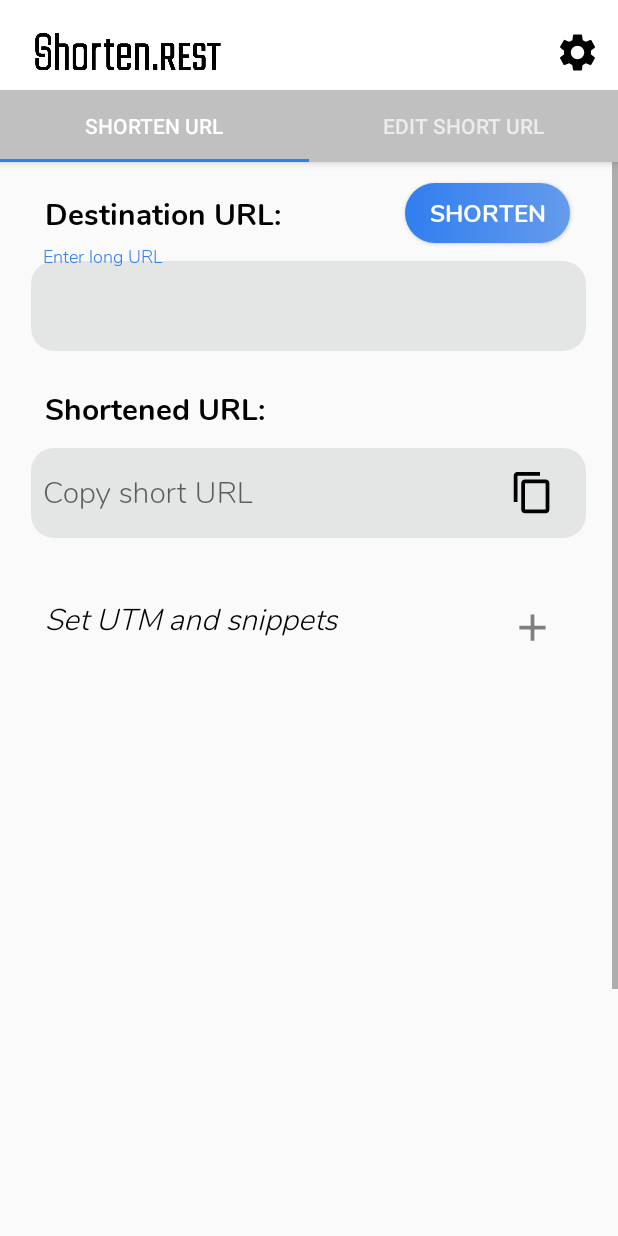
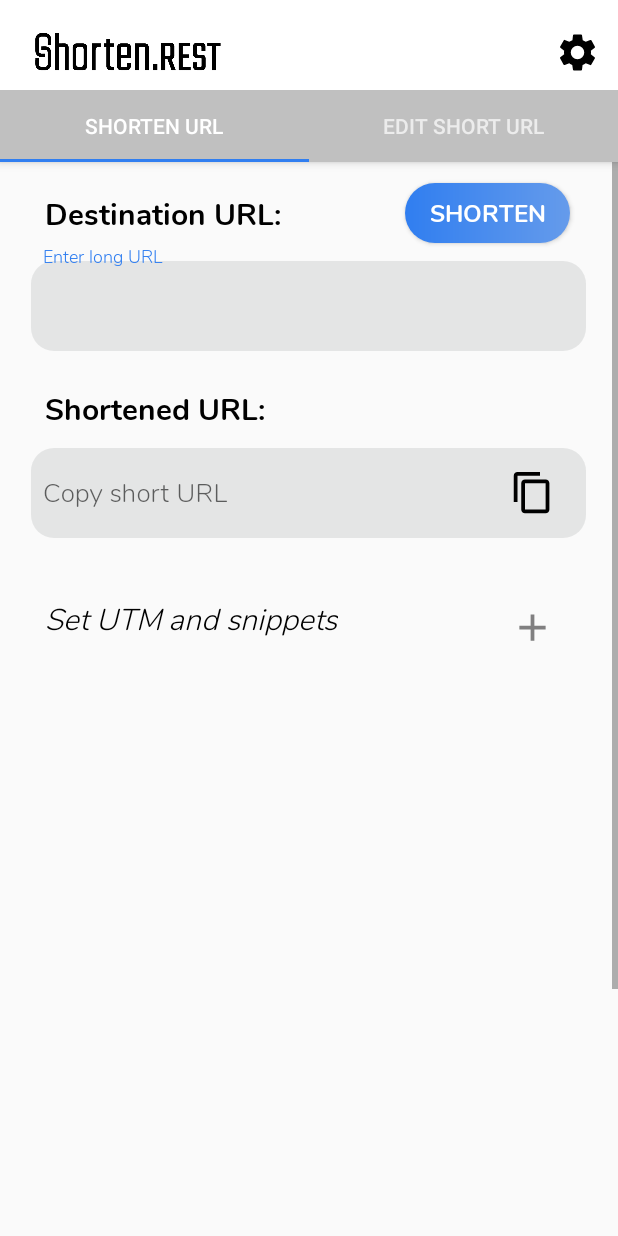
Before and after one commit to linaalkhodair/shorten.rest, an Android app: the CreateAliasFrag screen opened directly, with no data from a screen before it, on a phone screen of 412 x 824 dp. Run offline under Robolectric (Android 15) with nearby library versions, the phone set to English and light mode, and no system bars.

Commit message:
final fixes

```diff
--- a/app/src/main/java/com/example/shortenrest/CreateAliasFrag.java
+++ b/app/src/main/java/com/example/shortenrest/CreateAliasFrag.java
@@ -5,6 +5,7 @@ import android.app.Dialog;
 import android.content.ClipData;
 import android.content.ClipboardManager;
 import android.content.Context;
+import android.content.SharedPreferences;
 import android.graphics.Color;
 import android.graphics.drawable.ColorDrawable;
 import android.os.Build;
@@ -29,7 +30,6 @@ import android.widget.ArrayAdapter;
 import android.widget.Button;
 import android.widget.EditText;
 import android.widget.ImageView;
-import android.widget.LinearLayout;
 import android.widget.RelativeLayout;
 import android.widget.Spinner;
 import android.widget.TextView;
@@ -47,39 +47,39 @@ import okhttp3.Request;
 import okhttp3.RequestBody;
 import okhttp3.Response;
 
+import static android.content.Context.MODE_PRIVATE;
 
 
 public class CreateAliasFrag extends Fragment implements AdapterView.OnItemSelectedListener {
 
-    EditText longURL;
-    EditText shortURL;
-    Button shortenBtn;
-    ImageView copyIcon;
-    Spinner spinner;
-    String snippetID;
+    private EditText longURL;
+    private EditText shortURL;
+    private Button shortenBtn;
+    private ImageView copyIcon;
+    private Spinner spinner;
+    private String snippetID;
 
-    Button okBtn;
-    TextView dialogMsg, addUtm;
+    private Button okBtn;
+    private TextView dialogMsg, addUtm;
 
-    ImageView addSnippet, addIcon, removeIcon;
+    private ImageView addSnippet, addIcon, removeIcon;
 
-    RelativeLayout relativeLayout;
+    private RelativeLayout relativeLayout;
 
-    boolean isSnippet;
-    boolean isUtm;
+    private boolean isSnippet;
+    private boolean isUtm;
 
     private Context mContext;
-    private Credentials credentials;
 
-    SnippetList snippetList;
+    private SnippetList snippetList;
 
-    ArrayList<ItemCard> arrayList;
+    private ArrayList<ItemCard> arrayList;
     private RecyclerView recyclerView;
     private RecyclerView.Adapter adapter;
     private RecyclerView.LayoutManager layoutManager;
 
     //Snippet recycler:
-    ArrayList<SnippetCard> snippetArrayList;
+    private ArrayList<SnippetCard> snippetArrayList;
     private RecyclerView snippetRecyclerView;
     private RecyclerView.Adapter snippetAdapter;
     private RecyclerView.LayoutManager snippetLayoutManager;
@@ -116,8 +116,6 @@ public class CreateAliasFrag extends Fragment implements AdapterView.OnItemSelec
             StrictMode.ThreadPolicy policy = new StrictMode.ThreadPolicy.Builder().permitAll().build();
             StrictMode.setThreadPolicy(policy);
         } //network request purposes
-
-        credentials = new Credentials();
 
         longURL = view.findViewById(R.id.longURL);
         shortURL = view.findViewById(R.id.shortURL);
@@ -169,7 +167,6 @@ public class CreateAliasFrag extends Fragment implements AdapterView.OnItemSelec
             if (isValid()) {
 
                 createAlias();
-                Toast.makeText(mContext, "Short URL has been created successfully", Toast.LENGTH_SHORT).show();
 
                 }
 
@@ -325,7 +322,16 @@ public class CreateAliasFrag extends Fragment implements AdapterView.OnItemSelec
     //if snippets have been added, it will check to add them to the destinations in the request
     private void createAlias() {
 
-        String apiKey = credentials.getAPI_KEY();
+        SharedPreferences prefs = mContext.getSharedPreferences("Credentials", MODE_PRIVATE);
+        String api = prefs.getString("apiKey", "NA");
+
+        String domain = prefs.getString("domain", "short.fyi");
+        Log.d("HERE----", "dom/"+domain);
+        String url = "https://api.shorten.rest/aliases?domainName="+domain+"?aliasName=/@rnd";
+        if (domain.equals("short.fyi")){
+            url = "https://api.shorten.rest/aliases?aliasName=/@rnd";
+        }
+
         String destinationUrl = longURL.getText().toString();
         String utmUrl = getUTMs();
         MediaType mediaType = MediaType.parse("application/json");
@@ -348,9 +354,9 @@ public class CreateAliasFrag extends Fragment implements AdapterView.OnItemSelec
 
         OkHttpClient client = new OkHttpClient().newBuilder().build();
         Request request = new Request.Builder()
-                .url("https://api.shorten.rest/aliases?aliasName=/@rnd") //add domain.. etc
+                .url(url) //add domain.. etc
                 .method("POST", body)
-                .addHeader("x-api-key", apiKey) //later change take api from class
+                .addHeader("x-api-key", api) //later change take api from class ///
                 .addHeader("Content-Type", "application/json")
                 .build();
         try {
@@ -359,11 +365,18 @@ public class CreateAliasFrag extends Fragment implements AdapterView.OnItemSelec
 
             Log.d("json","json:"+json);
             Log.d("HERE!","response is :"+response);
+            JSONObject jsonObj = new JSONObject(json);
 
-            JSONObject jsonObj = new JSONObject(json);
-            String shortened = jsonObj.getString("shortUrl");
-            Log.d("shorturl","="+shortened);
-            shortURL.setText(shortened);
+            if (response.code() == 200) {
+
+                String shortened = jsonObj.getString("shortUrl");
+                Log.d("shorturl", "=" + shortened);
+                shortURL.setText(shortened);
+                Toast.makeText(mContext, "Short URL has been created successfully", Toast.LENGTH_SHORT).show();
+            } else {
+
+                createDialog(jsonObj.getString("errorMessage")+", please try again.");
+            }
 
         } catch (IOException e) {
             e.printStackTrace();
--- a/app/src/main/java/com/example/shortenrest/Credentials.java
+++ /dev/null
@@ -1,25 +0,0 @@
-package com.example.shortenrest;
-
-public class Credentials {
-
-    private String API_KEY = "e9896260-b45b-11ea-9ec4-b1aa9a0ed929";
-    private String domain = "short.fyi"; //default incase not specified
-
-
-    public String getAPI_KEY() {
-        return API_KEY;
-    }
-
-    public void setAPI_KEY(String API_KEY) {
-        this.API_KEY = API_KEY;
-    }
-
-    public String getDomain() {
-        return domain;
-    }
-
-    public void setDomain(String domain) {
-        this.domain = domain;
-    }
-
-}
--- a/app/src/main/java/com/example/shortenrest/EditAliasFrag.java
+++ b/app/src/main/java/com/example/shortenrest/EditAliasFrag.java
@@ -5,6 +5,7 @@ import android.app.Dialog;
 import android.content.ClipData;
 import android.content.ClipboardManager;
 import android.content.Context;
+import android.content.SharedPreferences;
 import android.graphics.Color;
 import android.graphics.drawable.ColorDrawable;
 import android.os.Bundle;
@@ -15,7 +16,6 @@ import androidx.fragment.app.Fragment;
 import androidx.recyclerview.widget.LinearLayoutManager;
 import androidx.recyclerview.widget.RecyclerView;
 
-import android.os.Parcelable;
 import android.text.SpannableString;
 import android.text.style.UnderlineSpan;
 import android.util.Log;
@@ -33,19 +33,14 @@ import android.widget.Spinner;
 import android.widget.TextView;
 import android.widget.Toast;
 
-import com.google.common.base.Strings;
-
 import org.json.JSONArray;
 import org.json.JSONException;
 import org.json.JSONObject;
 
 import java.io.IOException;
-import java.lang.reflect.Array;
-import java.net.URL;
 import java.util.ArrayList;
 import java.util.HashMap;
 import java.util.Map;
-import java.util.Objects;
 
 import okhttp3.MediaType;
 import okhttp3.OkHttpClient;
@@ -53,51 +48,50 @@ import okhttp3.Request;
 import okhttp3.RequestBody;
 import okhttp3.Response;
 
-
+import static android.content.Context.MODE_PRIVATE;
 
 
 public class EditAliasFrag extends Fragment {
 
-    EditText destURL;
-    EditText domainEdit;
-    EditText shortURL;
-    Button searchBtn;
-    Button saveBtn;
-    TextView domainTV, destTV, addUtm;
-    boolean isUtm;
-    int numOfUtm; //stores the number of originalUtms
-    ImageView copyIcon;
+    private EditText destURL;
+    private EditText domainEdit;
+    private EditText shortURL;
+    private Button searchBtn;
+    private Button saveBtn;
+    private TextView domainTV, destTV, addUtm;
+    private boolean isUtm;
+    private int numOfUtm; //stores the number of originalUtms
+    private ImageView copyIcon;
 
 
-    Spinner spinner;
-    String snippetID;
-    ImageView addSnippet;
-    boolean isSnippet;
-    SnippetList snippetList;
-    boolean hasPreviousSnippet;
+    private Spinner spinner;
+    private String snippetID;
+    private ImageView addSnippet;
+    private boolean isSnippet;
+    private SnippetList snippetList;
+    private boolean hasPreviousSnippet;
 
-    Credentials credentials = new Credentials();
-    String domain = credentials.getDomain();
-    String apiKey = credentials.getAPI_KEY();
-    RelativeLayout relativeLayout;
+    private RelativeLayout relativeLayout;
 
-    Button okBtn;
-    static String cleanUrl;
-    TextView dialogMsg;
+    private Button okBtn;
+    private static String cleanUrl;
+    private TextView dialogMsg;
     private Context mContext;
-    String plainUrl;
+    private String plainUrl;
 
-    ArrayList<ItemCard> arrayList;
+    private ArrayList<ItemCard> arrayList;
     private RecyclerView recyclerView;
     private RecyclerView.Adapter adapter;
     private RecyclerView.LayoutManager layoutManager;
 
     //Snippet recycler:
-    ArrayList<SnippetCard> snippetArrayList;
+    private ArrayList<SnippetCard> snippetArrayList;
     private RecyclerView snippetRecyclerView;
     private RecyclerView.Adapter snippetAdapter;
     private RecyclerView.LayoutManager snippetLayoutManager;
 
+    private String apiKey;
+    private String domain;
 
     public void onAttach(Context context) {
         super.onAttach(context);
@@ -135,6 +129,12 @@ public class EditAliasFrag extends Fragment {
         destTV = view.findViewById(R.id.destTextView);
         relativeLayout = view.findViewById(R.id.relativeLayout);
         copyIcon = view.findViewById(R.id.copyIcon);
+
+        SharedPreferences prefs = mContext.getSharedPreferences("Credentials", MODE_PRIVATE);
+        apiKey = prefs.getString("apiKey", "NA");
+        domain = prefs.getString("domain", "short.fyi");
+
+
 
         copyIcon.setOnClickListener(new View.OnClickListener() {
             @Override
@@ -197,7 +197,6 @@ public class EditAliasFrag extends Fragment {
                 if(isValid(destUrl)){
                     //editShortURL(aliasName, destUrl);
                     editShortURL(aliasName, cleanUrl);
-                    Toast.makeText(mContext, "Short URL has been updated successfully", Toast.LENGTH_SHORT).show();
 
                 }
 
@@ -360,12 +359,16 @@ public class EditAliasFrag extends Fragment {
     //function that makes a request to the API by sending the alias name, in order to get the destination url, domain, snippets, utms everything.
     private void getAlias(String aliasName){
 
-        String apiKey = credentials.getAPI_KEY();
+        Log.d("HERE----", "dom/"+domain);
+        String url = "https://api.shorten.rest/aliases?domainName="+domain+"?aliasName="+aliasName;
+        if (domain.equals("short.fyi")){
+            url = "https://api.shorten.rest/aliases?aliasName="+aliasName;
+        }
 
         OkHttpClient client = new OkHttpClient().newBuilder().build();
         MediaType mediaType = MediaType.parse("application/json");
         Request request = new Request.Builder()
-                .url("https://api.shorten.rest/aliases?aliasName="+aliasName)
+                .url(url)
                 .method("GET",null)
                 .addHeader("x-api-key", apiKey)
                 .addHeader("Content-Type", "application/json")
@@ -379,6 +382,7 @@ public class EditAliasFrag extends Fragment {
             Log.d("json","json:"+json);
             JSONObject jsonObj = new JSONObject(json);
 
+                if (response.code() == 200) {
                     //displaying domain
                     String domainName = jsonObj.getString("domainName");
                     domainEdit.setVisibility(View.VISIBLE);
@@ -408,6 +412,10 @@ public class EditAliasFrag extends Fragment {
                     getSnippet(array);
 
                     relativeLayout.setVisibility(View.VISIBLE);
+                } else {
+                    createDialog(jsonObj.getString("errorMessage")+", please try again.");
+
+                }
 
 
         } catch (IOException e) {
@@ -424,7 +432,7 @@ public class EditAliasFrag extends Fragment {
 
     } //end getAlias
 
-    //fucntion that create a map, key value pairs from the url to retrieve the UTMS embedded, by using '&' to filter through
+    //function that create a map, key value pairs from the url to retrieve the UTMS embedded, by using '&' to filter through
     private static Map<String, String> getQueryMap(String query) {
         String[] params = query.split("&");
         Map<String, String> map = new HashMap<>();
@@ -536,11 +544,15 @@ public class EditAliasFrag extends Fragment {
     //function that makes a request to the API to update (edit) the short url, by updating  either snippets, utms, or destination url
     private void editShortURL(String aliasName, String destUrl){
 
-        String apiKey = credentials.getAPI_KEY();
 
         RequestBody body;
         MediaType mediaType = MediaType.parse("application/json");
         String  utmUrl = addUtm(); //to see if there are any new utms added and get the updated url accordingly
+
+        String url = "https://api.shorten.rest/aliases?domainName="+domain+"?aliasName="+aliasName;
+        if (domain.equals("short.fyi")){
+            url = "https://api.shorten.rest/aliases?aliasName="+aliasName;
+        }
 
         if (isUtm){
 
@@ -559,16 +571,25 @@ public class EditAliasFrag extends Fragment {
 
         OkHttpClient client = new OkHttpClient().newBuilder().build();
         Request request = new Request.Builder()
-                .url("https://api.shorten.rest/aliases?aliasName="+aliasName)
+                .url(url)
                 .method("PUT", body)
                 .addHeader("x-api-key", apiKey)
                 .addHeader("Content-Type", "application/json")
                 .build();
         try (Response response = client.newCall(request).execute()) {
 
+            JSONObject jsonObj = new JSONObject(response.body().string());
             Log.d("TEST101","response is :"+response);
 
+            if (response.code() == 200){
+                Toast.makeText(mContext, "Short URL has been updated successfully", Toast.LENGTH_SHORT).show();
+            } else {
+                createDialog(jsonObj.getString("errorMessage")+", please try again.");
+            }
+
         } catch (IOException e) {
+            e.printStackTrace();
+        } catch (JSONException e) {
             e.printStackTrace();
         }
 
--- a/app/src/main/java/com/example/shortenrest/MainActivity.java
+++ b/app/src/main/java/com/example/shortenrest/MainActivity.java
@@ -7,18 +7,14 @@ import android.os.Bundle;
 
 import com.google.android.material.tabs.TabLayout;
 
-import androidx.recyclerview.widget.RecyclerView;
 import androidx.viewpager.widget.ViewPager;
 import androidx.appcompat.app.AppCompatActivity;
 
-import android.view.Menu;
-import android.view.MenuItem;
 import android.view.View;
 import android.widget.ImageView;
 
 import com.example.shortenrest.ui.main.SectionsPagerAdapter;
 
-import java.util.ArrayList;
 
 public class MainActivity extends AppCompatActivity {
 
--- a/app/src/main/res/layout/activity_settings.xml
+++ b/app/src/main/res/layout/activity_settings.xml
@@ -89,7 +89,7 @@
                 android:hint="Enter API Key"
                 android:padding="8dp"
                 android:textColor="@color/colorPrimaryDark"
-                android:textSize="20sp" />
+                android:textSize="17sp" />
         </com.google.android.material.textfield.TextInputLayout>
 
 
@@ -126,7 +126,7 @@
                 android:hint="Enter domain"
                 android:padding="8dp"
                 android:textColor="@color/colorPrimaryDark"
-                android:textSize="20sp" />
+                android:textSize="17sp" />
         </com.google.android.material.textfield.TextInputLayout>
 
         <TextView
--- a/app/src/main/res/layout/fragment_create_alias.xml
+++ b/app/src/main/res/layout/fragment_create_alias.xml
@@ -58,7 +58,7 @@
                 android:hint="Enter long URL"
                 android:padding="8dp"
                 android:textColor="@color/colorPrimaryDark"
-                android:textSize="20sp" />
+                android:textSize="17sp" />
         </com.google.android.material.textfield.TextInputLayout>
 
         <TextView
@@ -89,7 +89,7 @@
                 android:hint="Copy short URL"
                 android:padding="8dp"
                 android:textColor="@color/colorPrimaryDark"
-                android:textSize="20sp" />
+                android:textSize="17sp" />
 
             <ImageView
                 android:id="@+id/copyIcon"
--- a/app/src/main/res/layout/fragment_edit_alias.xml
+++ b/app/src/main/res/layout/fragment_edit_alias.xml
@@ -45,7 +45,7 @@
                 android:hint="Enter short URL"
                 android:padding="8dp"
                 android:textColor="@color/colorPrimaryDark"
-                android:textSize="20sp" />
+                android:textSize="17sp" />
         </com.google.android.material.textfield.TextInputLayout>
 
         <ImageView
@@ -110,7 +110,7 @@
                 android:hint=""
                 android:padding="8dp"
                 android:textColor="@color/colorPrimaryDark"
-                android:textSize="20sp" />
+                android:textSize="17sp" />
         </com.google.android.material.textfield.TextInputLayout>
 
 
@@ -145,7 +145,7 @@
                 android:hint=""
                 android:padding="8dp"
                 android:textColor="@color/colorPrimaryDark"
-                android:textSize="20sp" />
+                android:textSize="17sp" />
         </com.google.android.material.textfield.TextInputLayout>
 
 
--- a/app/src/main/res/layout/snippet_card.xml
+++ b/app/src/main/res/layout/snippet_card.xml
@@ -42,7 +42,7 @@
             android:ems="10"
             android:hint="Snippet"
             android:padding="@dimen/padd_10"
-            android:textSize="15sp"
+            android:textSize="17sp"
             />
 
         <ImageView
```
Also changed, not shown: app/src/main/java/com/example/shortenrest/Adapter.java (+1 -10 lines), app/src/main/java/com/example/shortenrest/SettingsActivity.java (+16 -8 lines), app/src/main/java/com/example/shortenrest/SplashScreen.java (+1 -9 lines). Lines whose indentation alone changed are shown as unchanged.
